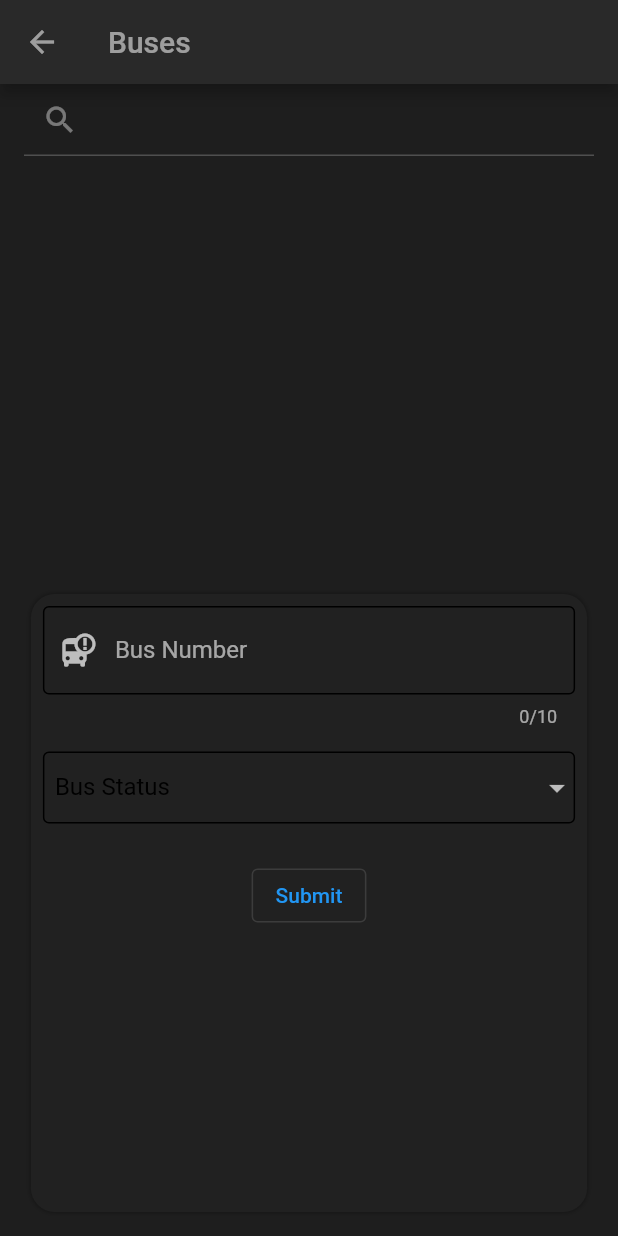
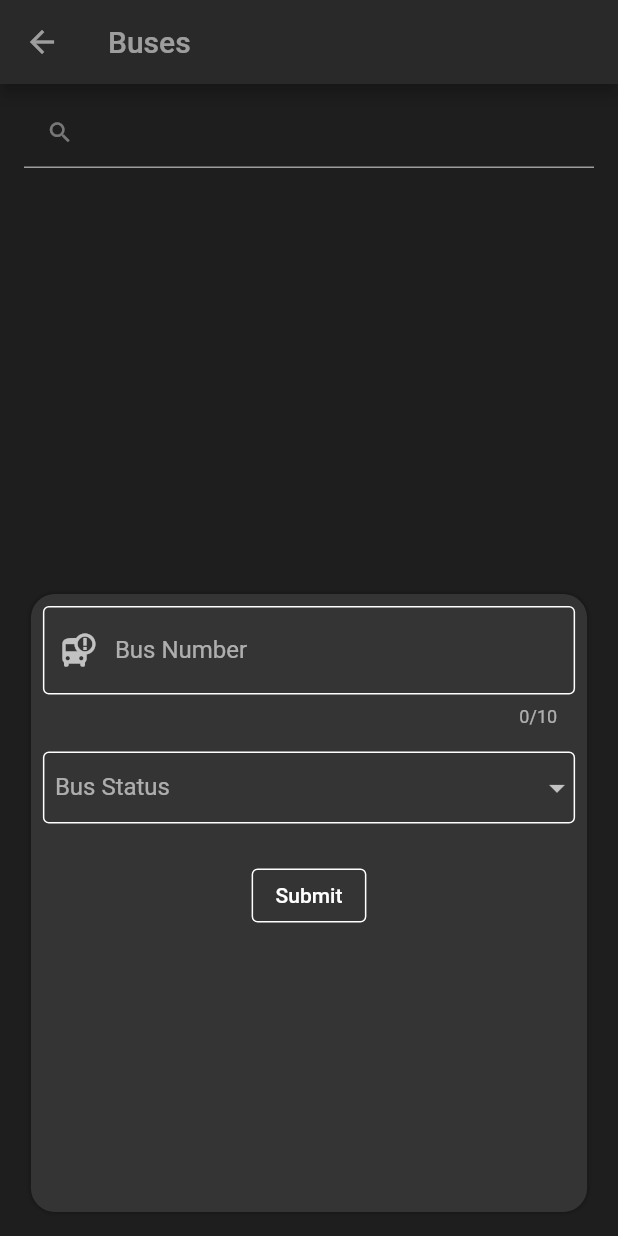
Before and after one commit to mrYasinHamidi/Bus-Information, a Flutter app: the ItemChooser screen opened directly with empty values, after a tap on the "add" icon, on a phone screen of 412 x 824 dp. Run offline on Flutter 3.47's test engine with Material 2 defaults, Android fonts, the phone set to English and light mode, and no system bars; our stand-ins replace bloc, equatable, flutter_bloc, hive_flutter, lottie, objectid; accounts and stored records are empty.

Commit message:
button and input theming

```diff
--- a/lib/application/cubit/theme/theme_cubit.dart
+++ b/lib/application/cubit/theme/theme_cubit.dart
@@ -1,4 +1,5 @@
 import 'package:bloc/bloc.dart';
+import 'package:flutter/cupertino.dart';
 import 'package:flutter/material.dart';
 import 'package:flutter_bloc/flutter_bloc.dart';
 part 'theme_state.dart';
--- a/lib/application/cubit/theme/theme_state.dart
+++ b/lib/application/cubit/theme/theme_state.dart
@@ -10,6 +10,12 @@ abstract class ThemeState {
   Color get onTapSplash;
 
   Color get createDialog;
+
+  Color get enableInputBorder;
+
+  Color get errorInputBorder;
+
+  Color get focusInputBorder;
 }
 
 class DarkThemeState extends ThemeState {
@@ -17,6 +23,12 @@ class DarkThemeState extends ThemeState {
   ThemeData get theme => ThemeData.dark().copyWith(
         appBarTheme: const AppBarTheme(
           iconTheme: IconThemeData(color: Colors.white),
+        ),
+        inputDecorationTheme: InputDecorationTheme(
+          iconColor: enableInputBorder,
+          floatingLabelStyle: TextStyle(
+            color: enableInputBorder,
+          ),
         ),
       );
 
@@ -27,7 +39,16 @@ class DarkThemeState extends ThemeState {
   Color get onTapSplash => Colors.black26;
 
   @override
-  Color get createDialog => theme.primaryColor;//const Color(0xff4b4b4b);
+  Color get createDialog => const Color(0xff343434);
+
+  @override
+  Color get enableInputBorder => Colors.white;
+
+  @override
+  Color get errorInputBorder => Colors.redAccent;
+
+  @override
+  Color get focusInputBorder => Colors.white;
 }
 
 class LightThemeState extends ThemeState {
@@ -38,6 +59,12 @@ class LightThemeState extends ThemeState {
           iconTheme: IconThemeData(color: Colors.white),
         ),
         primaryIconTheme: const IconThemeData(color: Colors.black),
+        inputDecorationTheme: InputDecorationTheme(
+          iconColor: enableInputBorder,
+          floatingLabelStyle: TextStyle(
+            color: enableInputBorder,
+          ),
+        ),
       );
 
   @override
@@ -46,7 +73,15 @@ class LightThemeState extends ThemeState {
   @override
   Color get onTapSplash => Colors.black26;
 
+  @override
+  Color get createDialog => theme.primaryColorLight;
 
   @override
-  Color get createDialog => Colors.lightBlueAccent;
+  Color get enableInputBorder => Colors.black;
+
+  @override
+  Color get errorInputBorder => Colors.redAccent;
+
+  @override
+  Color get focusInputBorder => Colors.black;
 }
--- a/lib/application/pages/home_page.dart
+++ b/lib/application/pages/home_page.dart
@@ -1,5 +1,6 @@
 import 'package:flutter/material.dart';
 import 'package:flutter_bloc/flutter_bloc.dart';
+import 'package:new_bus_information/application/cubit/language/language_cubit.dart';
 import 'package:new_bus_information/application/cubit/theme/theme_cubit.dart';
 import 'package:new_bus_information/application/pages/create_prop_page.dart';
 import 'package:new_bus_information/application/utils.dart';
@@ -20,13 +21,11 @@ class _HomePageState extends State<HomePage> {
         title: Text(S.of(context).name),
         actions: [
           IconButton(
-            onPressed: () {
-              context.read<ThemeCubit>().toggleTheme();
-            },
+            onPressed: context.read<ThemeCubit>().toggleTheme,
             icon: Icon(context.watch<ThemeCubit>().state is DarkThemeState ? Icons.light_mode : Icons.dark_mode),
           ),
           IconButton(
-            onPressed: () {},
+            onPressed: context.read<LanguageCubit>().toggleLanguage,
             icon: const Icon(Icons.language),
           ),
         ],
--- a/lib/application/pages/item_chooser.dart
+++ b/lib/application/pages/item_chooser.dart
@@ -1,4 +1,5 @@
 import 'package:flutter/material.dart';
+import 'package:new_bus_information/application/cubit/theme/theme_cubit.dart';
 import 'package:new_bus_information/application/models/base_object.dart';
 import 'package:new_bus_information/application/models/base_object_type.dart';
 import 'package:new_bus_information/application/models/bus/bus.dart';
@@ -49,19 +50,15 @@ class _ItemChooserState extends State<ItemChooser> {
       body: Column(
         children: [
           Container(
-            padding: const EdgeInsets.symmetric(horizontal: 16),
-            child: TextField(
-              controller: _controller,
-              decoration: const InputDecoration(
-                prefixIcon: Icon(Icons.search),
-              ),
-            ),
+            padding: const EdgeInsets.symmetric(vertical: 8, horizontal: 16),
+            child: _buildSearchBox(context),
           ),
           if (widget.items.isEmpty)
             Expanded(
-                child: LottieViewer(
-              width: size.width * .5,
-            ))
+              child: LottieViewer(
+                width: size.width * .5,
+              ),
+            )
           else
             Expanded(
               child: ListView.builder(
@@ -80,6 +77,22 @@ class _ItemChooserState extends State<ItemChooser> {
       floatingActionButton: CreatorDialog(
         onAddItem: _onAddItem,
         type: widget.type,
+      ),
+    );
+  }
+
+  TextField _buildSearchBox(BuildContext context) {
+    return TextField(
+      controller: _controller,
+      decoration: InputDecoration(
+        isDense: true,
+        prefixIcon: const Icon(Icons.search),
+        enabledBorder: UnderlineInputBorder(
+          borderSide: BorderSide(color: ThemeState.of(context).enableInputBorder),
+        ),
+        focusedBorder: UnderlineInputBorder(
+          borderSide: BorderSide(color: ThemeState.of(context).focusInputBorder),
+        ),
       ),
     );
   }
--- a/lib/application/widgets/custom_drop_down.dart
+++ b/lib/application/widgets/custom_drop_down.dart
@@ -1,4 +1,5 @@
 import 'package:flutter/material.dart';
+import 'package:new_bus_information/application/cubit/theme/theme_cubit.dart';
 
 class CustomDropDown extends StatefulWidget {
   final List<Widget> items;
@@ -61,10 +62,30 @@ class _CustomDropDownState extends State<CustomDropDown> {
       focusColor: Colors.transparent,
       decoration: InputDecoration(
         contentPadding: const EdgeInsets.symmetric(horizontal: 8),
-        label: widget.label == null ? null : Text(widget.label ?? '',style: const TextStyle(color: Colors.black),),
-        focusedBorder: const OutlineInputBorder(
+        label: widget.label == null ? null : Text(widget.label ?? ''),
+        enabledBorder: OutlineInputBorder(
+          borderSide: BorderSide(
+            color: ThemeState.of(context).enableInputBorder,
+            width: 1,
+          ),
         ),
-        enabledBorder: const OutlineInputBorder(
+        focusedBorder: OutlineInputBorder(
+          borderSide: BorderSide(
+            color: ThemeState.of(context).focusInputBorder,
+            width: 1,
+          ),
+        ),
+        errorBorder: OutlineInputBorder(
+          borderSide: BorderSide(
+            color: ThemeState.of(context).errorInputBorder,
+            width: 1,
+          ),
+        ),
+        focusedErrorBorder: OutlineInputBorder(
+          borderSide: BorderSide(
+            color: ThemeState.of(context).errorInputBorder,
+            width: 1,
+          ),
         ),
       ),
       value: _value,
--- a/lib/application/widgets/custom_input_field.dart
+++ b/lib/application/widgets/custom_input_field.dart
@@ -1,10 +1,7 @@
 import 'package:flutter/material.dart';
+import 'package:new_bus_information/application/cubit/theme/theme_cubit.dart';
 
 class CustomInputField extends StatelessWidget {
-  final Color fillColor;
-  final Color borderColor;
-  final Color activeBorderColor;
-  final double borderWidth;
   final double radius;
   final String? label;
   final Icon icon;
@@ -14,13 +11,11 @@ class CustomInputField extends StatelessWidget {
   final bool readOnly;
   final String? text;
   final int? maxLength;
+
   const CustomInputField({
     Key? key,
-    this.readOnly=false,this.text,
-    this.fillColor = Colors.grey,
-    this.activeBorderColor = Colors.blue,
-    this.borderColor = Colors.black,
-    this.borderWidth = 1,
+    this.readOnly = false,
+    this.text,
     this.radius = 8,
     this.label,
     this.icon = const Icon(Icons.person),
@@ -35,19 +30,31 @@ class CustomInputField extends StatelessWidget {
     return TextFormField(
       maxLength: maxLength,
       decoration: InputDecoration(
-        // icon: icon,
+        label: label == null ? null : Text(label ?? ''),
         prefixIcon: icon,
-        label: label == null ? null : Text(label ?? ''),
+        enabledBorder: OutlineInputBorder(
+          borderSide: BorderSide(
+            color: ThemeState.of(context).enableInputBorder,
+            width: 1,
+          ),
+        ),
         focusedBorder: OutlineInputBorder(
           borderSide: BorderSide(
-            color: activeBorderColor,
-            width: borderWidth,
+            color: ThemeState.of(context).focusInputBorder,
+            width: 1,
           ),
         ),
-        enabledBorder: OutlineInputBorder(
+        errorBorder: OutlineInputBorder(
           borderSide: BorderSide(
-            color: borderColor,
-            width: borderWidth,
+            color: ThemeState.of(context).errorInputBorder,
+            width: 1,
+          ),
+        ),
+        focusedErrorBorder: OutlineInputBorder(
+
+          borderSide: BorderSide(
+            color: ThemeState.of(context).errorInputBorder,
+            width: 1,
           ),
         ),
       ),
--- a/lib/application/widgets/form/add_bus_form.dart
+++ b/lib/application/widgets/form/add_bus_form.dart
@@ -1,6 +1,7 @@
 import 'package:animations/animations.dart';
 import 'package:flutter/material.dart';
 import 'package:flutter_bloc/flutter_bloc.dart';
+import 'package:new_bus_information/application/cubit/theme/theme_cubit.dart';
 import 'package:new_bus_information/application/database/database.dart';
 import 'package:new_bus_information/application/models/base_object_type.dart';
 import 'package:new_bus_information/application/models/bus/bus.dart';
@@ -96,7 +97,12 @@ class _AddDriverFormState extends State<AddBusForm> {
             const SizedBox(height: 16),
             OutlinedButton(
               onPressed: _onSubmit,
-              child: Text(S.of(context).submit),
+              child: Text(S.of(context).submit,style: TextStyle(color: ThemeState.of(context).enableInputBorder),),
+              style: ButtonStyle(
+                side: MaterialStateBorderSide.resolveWith(
+                  (states) => BorderSide(color: ThemeState.of(context).enableInputBorder),
+                ),
+              ),
             ),
           ],
         ),
--- a/lib/application/widgets/form/add_driver_form.dart
+++ b/lib/application/widgets/form/add_driver_form.dart
@@ -1,7 +1,7 @@
-
 import 'package:animations/animations.dart';
 import 'package:flutter/material.dart';
 import 'package:flutter_bloc/flutter_bloc.dart';
+import 'package:new_bus_information/application/cubit/theme/theme_cubit.dart';
 import 'package:new_bus_information/application/database/database.dart';
 import 'package:new_bus_information/application/models/driver/driver.dart';
 import 'package:new_bus_information/application/models/driver/driver_status.dart';
@@ -33,7 +33,6 @@ class _AddDriverFormState extends State<AddDriverForm> {
   ShiftWork shiftWork = ShiftWork.morning;
   bool _show = false;
 
-
   @override
   void initState() {
     Future.delayed(widget.splashDelay, () {
@@ -63,9 +62,7 @@ class _AddDriverFormState extends State<AddDriverForm> {
           transitionType: SharedAxisTransitionType.vertical,
         );
       },
-      child: _show
-          ? _form
-          : const SizedBox(),
+      child: _show ? _form : const SizedBox(),
     );
   }
 
@@ -106,7 +103,12 @@ class _AddDriverFormState extends State<AddDriverForm> {
               onPressed: _onSubmit,
               child: Text(
                 S.of(context).submit,
-                      style: const TextStyle(color: Colors.white70),
+                style: TextStyle(color: ThemeState.of(context).enableInputBorder),
+              ),
+              style: ButtonStyle(
+                side: MaterialStateBorderSide.resolveWith(
+                  (states) => BorderSide(color: ThemeState.of(context).enableInputBorder),
+                ),
               ),
             ),
           ],
```
Lines whose indentation alone changed are shown as unchanged.
